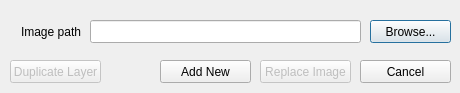
lugafner/FreehandRasterGeoreferencer, file freehandrastergeoreferencerdialog.ui: the form before one commit.
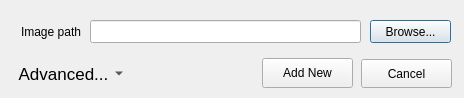
The form after the commit.

```diff
--- a/freehandrastergeoreferencerdialog.ui
+++ b/freehandrastergeoreferencerdialog.ui
@@ -6,8 +6,8 @@
    <rect>
     <x>0</x>
     <y>0</y>
-    <width>460</width>
-    <height>93</height>
+    <width>464</width>
+    <height>98</height>
    </rect>
   </property>
   <property name="windowTitle">
@@ -58,48 +58,16 @@
     <set>Qt::AlignRight|Qt::AlignTrailing|Qt::AlignVCenter</set>
    </property>
   </widget>
-  <widget class="QPushButton" name="pushButtonDuplicate">
-   <property name="enabled">
-    <bool>false</bool>
-   </property>
-   <property name="geometry">
-    <rect>
-     <x>10</x>
-     <y>60</y>
-     <width>91</width>
-     <height>23</height>
-    </rect>
-   </property>
-   <property name="text">
-    <string>Duplicate Layer</string>
-   </property>
-  </widget>
-  <widget class="QPushButton" name="pushButtonReplace">
-   <property name="enabled">
-    <bool>false</bool>
-   </property>
-   <property name="geometry">
-    <rect>
-     <x>260</x>
-     <y>60</y>
-     <width>91</width>
-     <height>23</height>
-    </rect>
-   </property>
-   <property name="text">
-    <string>Replace Image</string>
-   </property>
-  </widget>
   <widget class="QPushButton" name="pushButtonAdd">
    <property name="enabled">
     <bool>true</bool>
    </property>
    <property name="geometry">
     <rect>
-     <x>160</x>
-     <y>60</y>
+     <x>262</x>
+     <y>58</y>
      <width>91</width>
-     <height>23</height>
+     <height>30</height>
     </rect>
    </property>
    <property name="text">
@@ -112,16 +80,46 @@
    </property>
    <property name="geometry">
     <rect>
-     <x>360</x>
-     <y>60</y>
+     <x>361</x>
+     <y>59</y>
      <width>91</width>
-     <height>23</height>
+     <height>29</height>
     </rect>
    </property>
    <property name="text">
     <string>Cancel</string>
    </property>
   </widget>
+  <widget class="QToolButton" name="toolButtonAdvanced">
+   <property name="geometry">
+    <rect>
+     <x>14</x>
+     <y>63</y>
+     <width>111</width>
+     <height>21</height>
+    </rect>
+   </property>
+   <property name="font">
+    <font>
+     <pointsize>13</pointsize>
+    </font>
+   </property>
+   <property name="text">
+    <string>Advanced...</string>
+   </property>
+   <property name="popupMode">
+    <enum>QToolButton::MenuButtonPopup</enum>
+   </property>
+   <property name="toolButtonStyle">
+    <enum>Qt::ToolButtonTextBesideIcon</enum>
+   </property>
+   <property name="autoRaise">
+    <bool>true</bool>
+   </property>
+   <property name="arrowType">
+    <enum>Qt::NoArrow</enum>
+   </property>
+  </widget>
  </widget>
  <tabstops>
   <tabstop>lineEditImagePath</tabstop>
```
